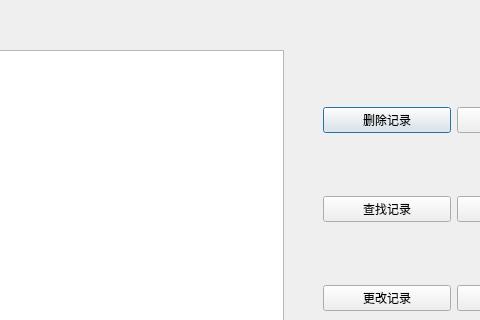
The window that manage.ui (WULINYOU/qt_Remote_warehouse_management_system) describes before a commit, drawn with Qt 5; both pictures show x 297 to 777 and y 0 to 320 of the 908 by 514 pixel window.
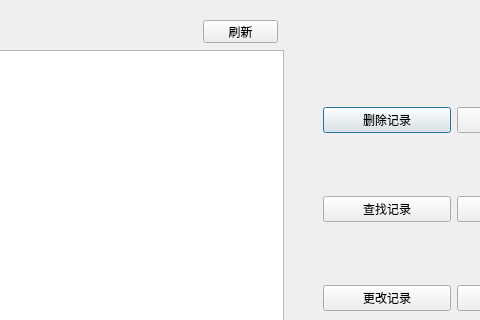
The same window after the commit.

```diff
--- a/manage.ui
+++ b/manage.ui
@@ -130,6 +130,19 @@
     <string/>
    </property>
   </widget>
+  <widget class="QPushButton" name="refresh">
+   <property name="geometry">
+    <rect>
+     <x>500</x>
+     <y>20</y>
+     <width>75</width>
+     <height>23</height>
+    </rect>
+   </property>
+   <property name="text">
+    <string>刷新</string>
+   </property>
+  </widget>
  </widget>
  <resources/>
  <connections/>
```
